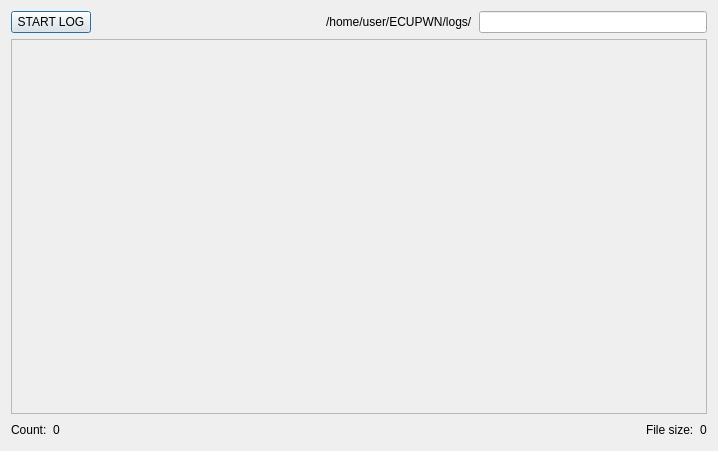
This is ui/canlogger.ui in fearricepudding/ECUPWN_APP as Qt 5 draws it before an edit. The edited form follows.
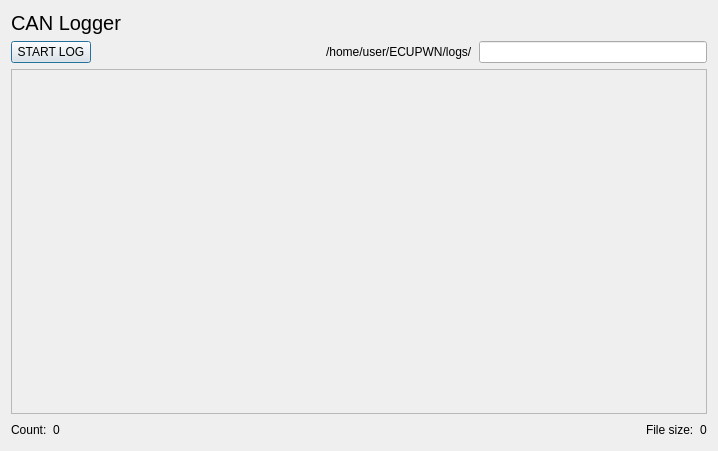
This is the edited form.

```diff
--- a/ui/canlogger.ui
+++ b/ui/canlogger.ui
@@ -14,6 +14,16 @@
    <string>Dialog</string>
   </property>
   <layout class="QVBoxLayout" name="verticalLayout">
+   <item>
+    <widget class="QLabel" name="label_4">
+     <property name="styleSheet">
+      <string notr="true">font-size:20px;</string>
+     </property>
+     <property name="text">
+      <string>CAN Logger</string>
+     </property>
+    </widget>
+   </item>
    <item>
     <layout class="QHBoxLayout" name="horizontalLayout">
      <item>
@@ -62,7 +72,7 @@
         <x>0</x>
         <y>0</y>
         <width>702</width>
-        <height>367</height>
+        <height>335</height>
        </rect>
       </property>
       <layout class="QVBoxLayout" name="verticalLayout_2">
```
